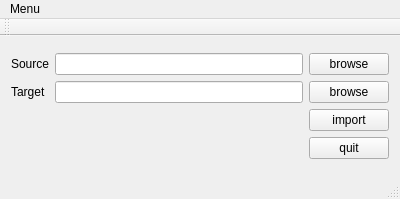
Above: mainwindow.ui from ChunKai-Wang/PicIn before the change. Below: the same form after it.
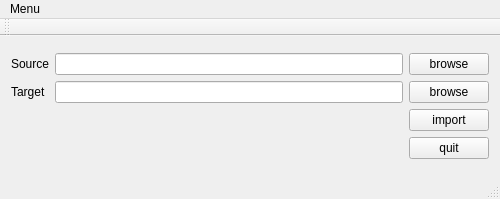
That is the form after the change.

Commit message: Skip copy exist files, disable MainWindow if dialog appeared modified:   dialog_invalid_path.cpp modified:   dialog_invalid_path.h modified:   mainwindow.cpp modified:   mainwindow.h modified:   mainwindow.ui

Patch:
```diff
--- a/mainwindow.ui
+++ b/mainwindow.ui
@@ -2,11 +2,14 @@
 <ui version="4.0">
  <class>MainWindow</class>
  <widget class="QMainWindow" name="MainWindow">
+  <property name="enabled">
+   <bool>true</bool>
+  </property>
   <property name="geometry">
    <rect>
     <x>0</x>
     <y>0</y>
-    <width>400</width>
+    <width>500</width>
     <height>199</height>
    </rect>
   </property>
@@ -14,6 +17,9 @@
    <string>MainWindow</string>
   </property>
   <widget class="QWidget" name="centralWidget">
+   <property name="enabled">
+    <bool>true</bool>
+   </property>
    <layout class="QVBoxLayout" name="verticalLayout_2">
     <item>
      <layout class="QGridLayout" name="gridLayout">
@@ -74,7 +80,7 @@
     <rect>
      <x>0</x>
      <y>0</y>
-     <width>400</width>
+     <width>500</width>
      <height>22</height>
     </rect>
    </property>
```
Left out of the diff: 40 changed lines with no effect on the pictures. The commit also changes 4 other files.
